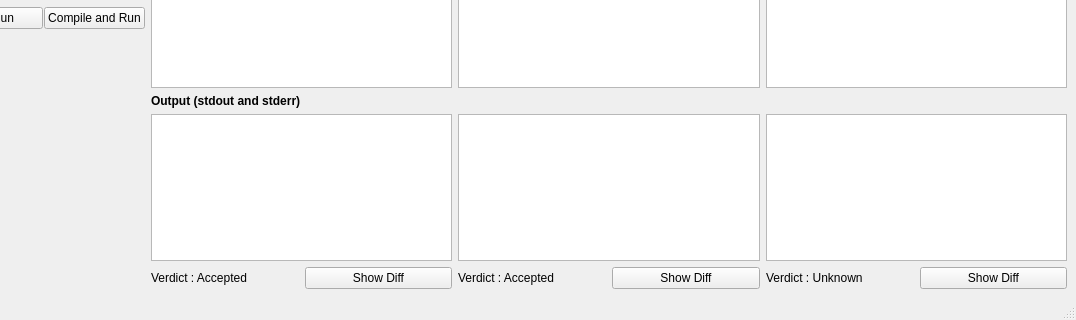
cpeditor/cpeditor, file ui/mainwindow.ui: the form before one commit; both pictures show x 127 to 1203 and y 280 to 600 of the 1203 by 600 pixel window.
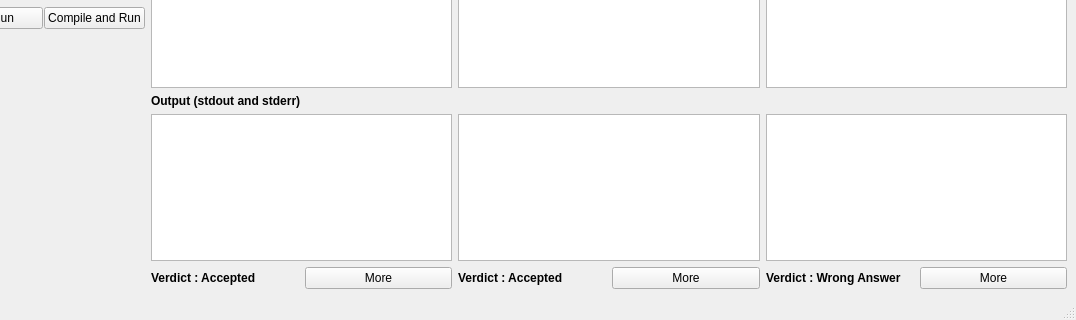
The form after the commit.

```diff
--- a/ui/mainwindow.ui
+++ b/ui/mainwindow.ui
@@ -151,6 +151,12 @@
                <layout class="QHBoxLayout" name="horizontalLayout_3">
                 <item>
                  <widget class="QLabel" name="out1_verdict">
+                  <property name="font">
+                   <font>
+                    <weight>75</weight>
+                    <bold>true</bold>
+                   </font>
+                  </property>
                   <property name="text">
                    <string>Verdict : Accepted</string>
                   </property>
@@ -159,7 +165,7 @@
                 <item>
                  <widget class="QPushButton" name="out1_diff">
                   <property name="text">
-                   <string>Show Diff</string>
+                   <string>More</string>
                   </property>
                  </widget>
                 </item>
@@ -183,6 +189,12 @@
                <layout class="QHBoxLayout" name="horizontalLayout_4">
                 <item>
                  <widget class="QLabel" name="out2_verdict">
+                  <property name="font">
+                   <font>
+                    <weight>75</weight>
+                    <bold>true</bold>
+                   </font>
+                  </property>
                   <property name="text">
                    <string>Verdict : Accepted</string>
                   </property>
@@ -191,7 +203,7 @@
                 <item>
                  <widget class="QPushButton" name="out2_diff">
                   <property name="text">
-                   <string>Show Diff</string>
+                   <string>More</string>
                   </property>
                  </widget>
                 </item>
@@ -215,15 +227,21 @@
                <layout class="QHBoxLayout" name="horizontalLayout_5">
                 <item>
                  <widget class="QLabel" name="out3_verdict">
+                  <property name="font">
+                   <font>
+                    <weight>75</weight>
+                    <bold>true</bold>
+                   </font>
+                  </property>
                   <property name="text">
-                   <string>Verdict : Unknown</string>
+                   <string>Verdict : Wrong Answer</string>
                   </property>
                  </widget>
                 </item>
                 <item>
                  <widget class="QPushButton" name="out3_diff">
                   <property name="text">
-                   <string>Show Diff</string>
+                   <string>More</string>
                   </property>
                  </widget>
                 </item>
```
